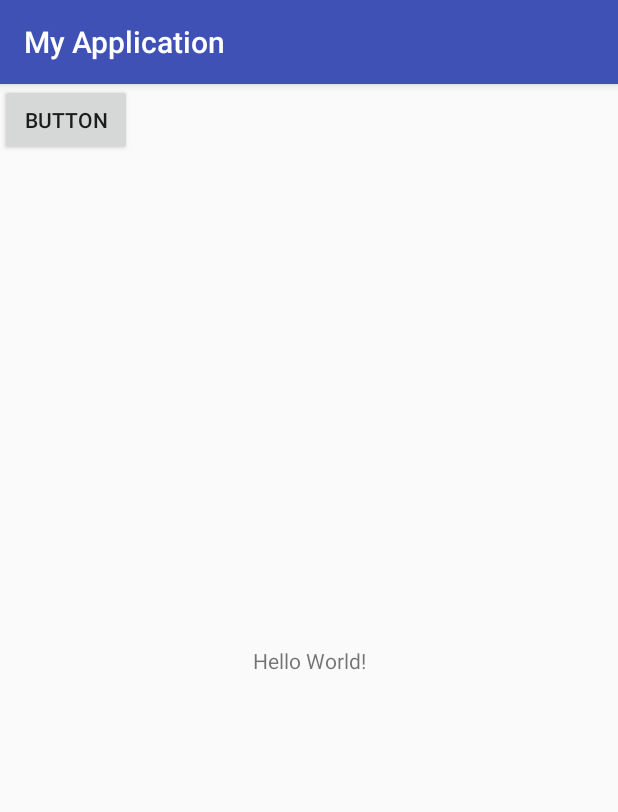
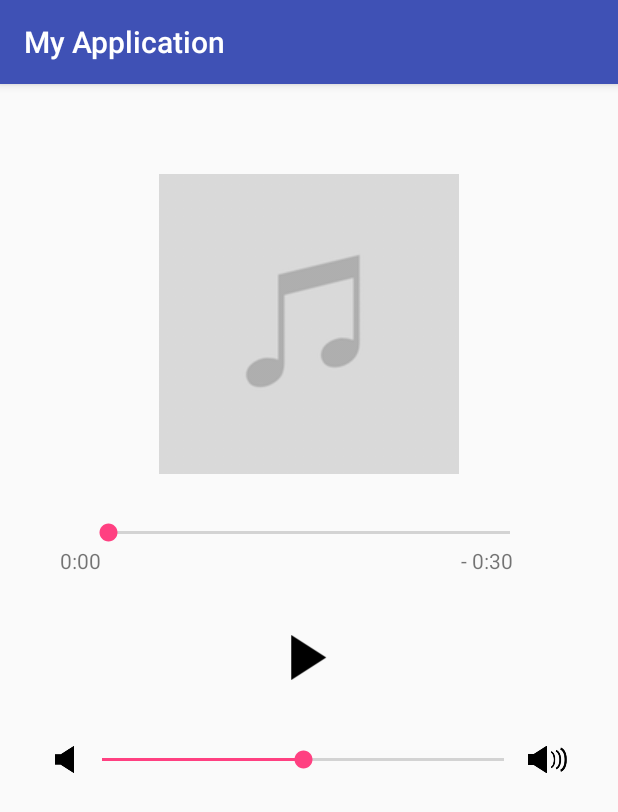
Before and after one commit to Dang0024/mis-musicloader, an Android app: the screen it shows after launch (MainActivity), on a phone screen of 412 x 824 dp. Shown: the top 812 px of the screen. Run offline under Robolectric (Android 15) with nearby library versions, the phone set to English and light mode, and no system bars.

```diff
--- a/app/build.gradle
+++ b/app/build.gradle
@@ -21,8 +21,8 @@ android {
 dependencies {
     implementation fileTree(dir: 'libs', include: ['*.jar'])
     implementation 'com.android.support:appcompat-v7:27.1.1'
-    implementation 'com.android.support.constraint:constraint-layout:1.0.2'
+    implementation 'com.android.support.constraint:constraint-layout:1.1.0'
     testImplementation 'junit:junit:4.12'
-    androidTestImplementation 'com.android.support.test:runner:1.0.1'
-    androidTestImplementation 'com.android.support.test.espresso:espresso-core:3.0.1'
+    androidTestImplementation 'com.android.support.test:runner:1.0.2'
+    androidTestImplementation 'com.android.support.test.espresso:espresso-core:3.0.2'
 }
--- a/app/src/main/java/com/example/yenhoang/myapplication/MainActivity.java
+++ b/app/src/main/java/com/example/yenhoang/myapplication/MainActivity.java
@@ -1,13 +1,146 @@
 package com.example.yenhoang.myapplication;
 
+import android.media.MediaPlayer;
+import android.os.Handler;
+import android.os.Message;
 import android.support.v7.app.AppCompatActivity;
 import android.os.Bundle;
+import android.view.View;
+import android.widget.Button;
+import android.widget.SeekBar;
+import android.widget.TextView;
 
 public class MainActivity extends AppCompatActivity {
+
+    Button playBtn;
+    SeekBar positionBar;
+    SeekBar volumeBar;
+    TextView elapsedTimeLabel;
+    TextView remainingTimeLabel;
+    MediaPlayer mp;
+    int totalTime;
 
     @Override
     protected void onCreate(Bundle savedInstanceState) {
         super.onCreate(savedInstanceState);
         setContentView(R.layout.activity_main);
+
+        playBtn = (Button) findViewById(R.id.playBtn);
+        elapsedTimeLabel = (TextView) findViewById(R.id.elapsedTimeLabel);
+        remainingTimeLabel = (TextView) findViewById(R.id.remainingTimeLabel);
+
+        // Media Player
+        mp = MediaPlayer.create(this, R.raw.music);
+        mp.setLooping(true);
+        mp.seekTo(0);
+        mp.setVolume(0.5f, 0.5f);
+        totalTime = mp.getDuration();
+
+        // Position Bar
+        positionBar = (SeekBar) findViewById(R.id.positionBar);
+        positionBar.setMax(totalTime);
+        positionBar.setOnSeekBarChangeListener(
+                new SeekBar.OnSeekBarChangeListener() {
+                    @Override
+                    public void onProgressChanged(SeekBar seekBar, int progress, boolean fromUser) {
+                        if (fromUser) {
+                            mp.seekTo(progress);
+                            positionBar.setProgress(progress);
+                        }
+                    }
+
+                    @Override
+                    public void onStartTrackingTouch(SeekBar seekBar) {
+
+                    }
+
+                    @Override
+                    public void onStopTrackingTouch(SeekBar seekBar) {
+
+                    }
+                }
+        );
+
+
+        // Volume Bar
+        volumeBar = (SeekBar) findViewById(R.id.volumeBar);
+        volumeBar.setOnSeekBarChangeListener(
+                new SeekBar.OnSeekBarChangeListener() {
+                    @Override
+                    public void onProgressChanged(SeekBar seekBar, int progress, boolean fromUser) {
+                        float volumeNum = progress / 100f;
+                        mp.setVolume(volumeNum, volumeNum);
+                    }
+
+                    @Override
+                    public void onStartTrackingTouch(SeekBar seekBar) {
+
+                    }
+
+                    @Override
+                    public void onStopTrackingTouch(SeekBar seekBar) {
+
+                    }
+                }
+        );
+
+        // Thread (Update positionBar & timeLabel)
+        new Thread(new Runnable() {
+            @Override
+            public void run() {
+                while (mp != null) {
+                    try {
+                        Message msg = new Message();
+                        msg.what = mp.getCurrentPosition();
+                        handler.sendMessage(msg);
+                        Thread.sleep(1000);
+                    } catch (InterruptedException e) {}
+                }
+            }
+        }).start();
+
+    }
+
+    private Handler handler = new Handler() {
+        @Override
+        public void handleMessage(Message msg) {
+            int currentPosition = msg.what;
+            // Update positionBar.
+            positionBar.setProgress(currentPosition);
+
+            // Update Labels.
+            String elapsedTime = createTimeLabel(currentPosition);
+            elapsedTimeLabel.setText(elapsedTime);
+
+            String remainingTime = createTimeLabel(totalTime-currentPosition);
+            remainingTimeLabel.setText("- " + remainingTime);
+        }
+    };
+
+    public String createTimeLabel(int time) {
+        String timeLabel = "";
+        int min = time / 1000 / 60;
+        int sec = time / 1000 % 60;
+
+        timeLabel = min + ":";
+        if (sec < 10) timeLabel += "0";
+        timeLabel += sec;
+
+        return timeLabel;
+    }
+
+    public void playBtnClick(View view) {
+
+        if (!mp.isPlaying()) {
+            // Stopping
+            mp.start();
+            playBtn.setBackgroundResource(R.drawable.stop);
+
+        } else {
+            // Playing
+            mp.pause();
+            playBtn.setBackgroundResource(R.drawable.play);
+        }
+
     }
 }
--- a/app/src/main/res/layout/activity_main.xml
+++ b/app/src/main/res/layout/activity_main.xml
@@ -1,26 +1,69 @@
 <?xml version="1.0" encoding="utf-8"?>
-<android.support.constraint.ConstraintLayout xmlns:android="http://schemas.android.com/apk/res/android"
+<LinearLayout xmlns:android="http://schemas.android.com/apk/res/android"
     xmlns:app="http://schemas.android.com/apk/res-auto"
     xmlns:tools="http://schemas.android.com/tools"
     android:layout_width="match_parent"
     android:layout_height="match_parent"
-    tools:context=".MainActivity">
+    android:orientation="vertical"
+    android:gravity="center_horizontal">
 
-    <TextView
+    <ImageView
         android:layout_width="wrap_content"
         android:layout_height="wrap_content"
-        android:text="Hello World!"
-        app:layout_constraintBottom_toBottomOf="parent"
-        app:layout_constraintLeft_toLeftOf="parent"
-        app:layout_constraintRight_toRightOf="parent"
-        app:layout_constraintTop_toTopOf="parent" />
+        android:src="@drawable/image"
+        android:layout_marginTop="60dp"/>
+
+    <SeekBar
+        android:id="@+id/positionBar"
+        android:layout_width="300dp"
+        android:layout_height="wrap_content"
+        android:layout_marginTop="30dp"/>
+
+    <LinearLayout
+        android:layout_width="match_parent"
+        android:layout_height="wrap_content">
+        <TextView
+            android:id="@+id/elapsedTimeLabel"
+            android:layout_width="wrap_content"
+            android:layout_height="wrap_content"
+            android:text="0:11"
+            android:layout_marginLeft="40dp"/>
+        <TextView
+            android:id="@+id/remainingTimeLabel"
+            android:layout_width="wrap_content"
+            android:layout_height="wrap_content"
+            android:text="-1:49"
+            android:layout_marginLeft="240dp"/>
+    </LinearLayout>
 
     <Button
-        android:id="@+id/button"
-        android:layout_width="wrap_content"
+        android:id="@+id/playBtn"
+        android:layout_width="30dp"
+        android:layout_height="30dp"
+        android:background="@drawable/play"
+        android:layout_marginTop="40dp"
+        android:onClick="playBtnClick"/>
+
+    <LinearLayout
+        android:layout_width="match_parent"
         android:layout_height="wrap_content"
-        android:text="Button"
-        tools:layout_editor_absoluteX="35dp"
-        tools:layout_editor_absoluteY="199dp" />
+        android:orientation="horizontal"
+        android:layout_marginTop="40dp"
+        android:gravity="center">
+        <ImageView
+            android:layout_width="18dp"
+            android:layout_height="18dp"
+            android:src="@drawable/sound"/>
+        <SeekBar
+            android:id="@+id/volumeBar"
+            android:layout_width="300dp"
+            android:layout_height="wrap_content"
+            android:progress="50"
+            android:max="100"/>
+        <ImageView
+            android:layout_width="26dp"
+            android:layout_height="26dp"
+            android:src="@drawable/sound2"/>
+    </LinearLayout>
 
-</android.support.constraint.ConstraintLayout>
+</LinearLayout>
```
Also changed, not shown: app/src/main/res/drawable/image.png (added), app/src/main/res/drawable/play.png (added), app/src/main/res/drawable/sound.png (added), app/src/main/res/drawable/sound2.png (added), app/src/main/res/drawable/stop.png (added), gradle/wrapper/gradle-wrapper.properties, 2 other files.
